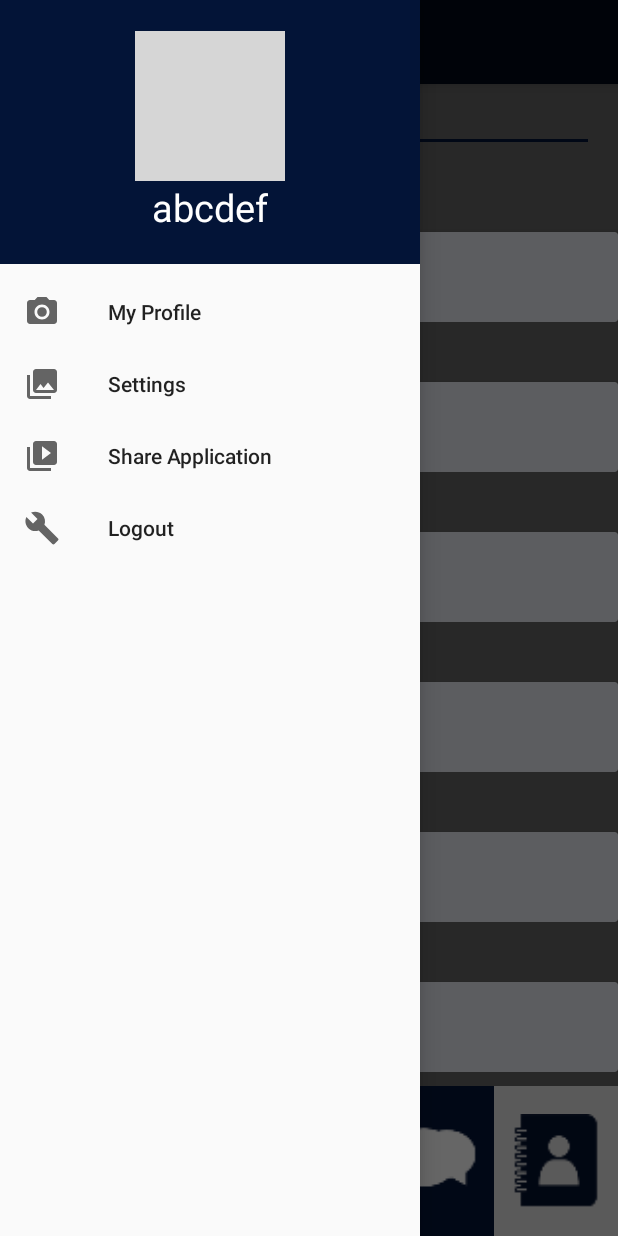
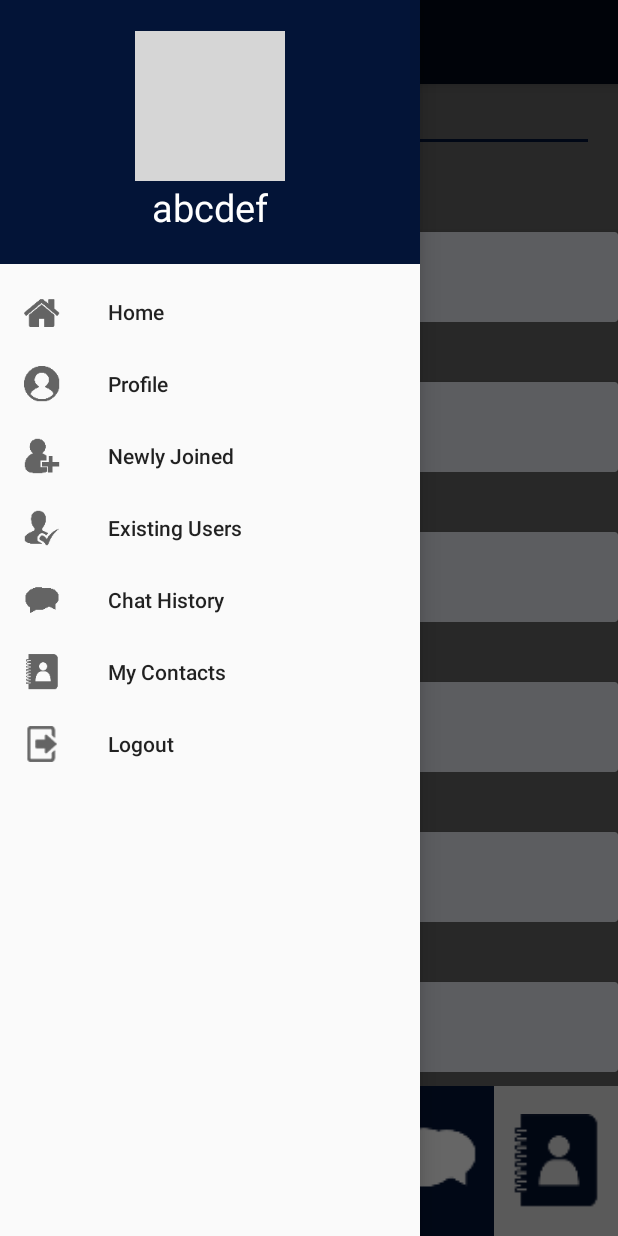
Before and after one commit to nehaTom/Random_VideoCall_Application, an Android app: the My_Contacts screen opened directly, with no data from a screen before it, with the side drawer open, on a phone screen of 412 x 824 dp. Run offline under Robolectric (Android 15) with nearby library versions, the phone set to English and light mode, and no system bars; our stand-ins replace AdMob, CircleImageView; libraries missing offline, so code that uses them is left out: com.quickblox.chat, com.quickblox.core, com.quickblox.users; grey boxes are pictures that could not be loaded.

Commit message:
DrawerChanges

```diff
--- a/app/src/main/res/menu/activity_home2_drawer.xml
+++ b/app/src/main/res/menu/activity_home2_drawer.xml
@@ -5,20 +5,32 @@
 
     <group android:checkableBehavior="single">
         <item
+            android:id="@+id/home"
+            android:icon="@drawable/home"
+            android:title="Home" />
+        <item
             android:id="@+id/profile"
-            android:icon="@drawable/ic_menu_camera"
-            android:title="My Profile" />
+            android:icon="@drawable/profile"
+            android:title="Profile" />
         <item
-            android:id="@+id/setting"
-            android:icon="@drawable/ic_menu_gallery"
-            android:title="Settings" />
+            android:id="@+id/newelyadded"
+            android:icon="@drawable/adduser"
+            android:title="Newly Joined" />
         <item
-            android:id="@+id/shareApp"
-            android:icon="@drawable/ic_menu_slideshow"
-            android:title="Share Application" />
+            android:id="@+id/existingUser"
+            android:icon="@drawable/checkeduser"
+            android:title="Existing Users" />
+        <item
+            android:id="@+id/chat"
+            android:icon="@drawable/chat"
+            android:title="Chat History" />
+        <item
+            android:id="@+id/mycontacts"
+            android:icon="@drawable/mycontacts"
+            android:title="My Contacts" />
         <item
             android:id="@+id/logout"
-            android:icon="@drawable/ic_menu_manage"
+            android:icon="@drawable/logout"
             android:title="Logout" />
     </group>
 
```
Also changed, not shown: app/src/main/java/com/example/abc/random_videocall_application/ChatDialogsActivity.java (+32 -13 lines), app/src/main/java/com/example/abc/random_videocall_application/Home2.java (+20 -11 lines), app/src/main/java/com/example/abc/random_videocall_application/My_Contacts.java (+32 -14 lines), app/src/main/java/com/example/abc/random_videocall_application/NewJoined.java (+37 -14 lines), app/src/main/java/com/example/abc/random_videocall_application/list_user_activity.java (+33 -11 lines), app/src/main/res/drawable-hdpi/logout.png, app/src/main/res/drawable-mdpi/logout.png, app/src/main/res/drawable-xhdpi/logout.png, app/src/main/res/drawable-xxhdpi/logout.png, app/src/main/res/drawable/logout.png.
